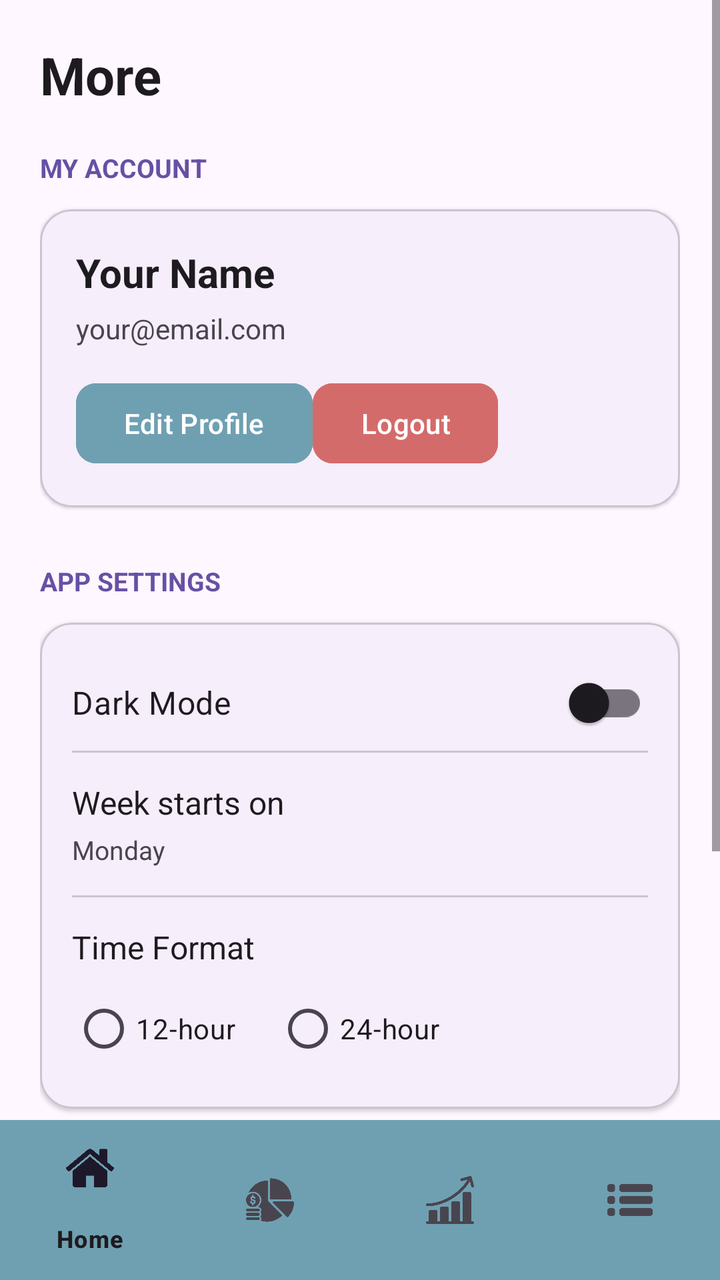
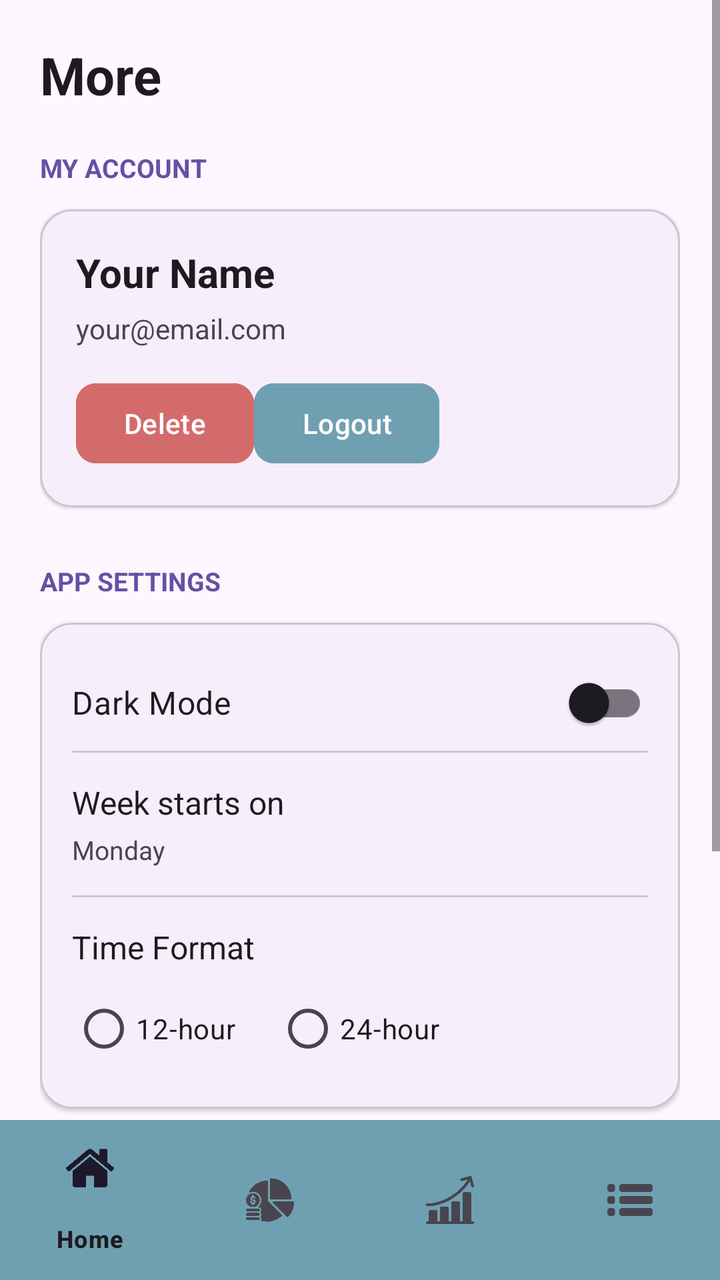

An Android layout rendered at two revisions. The XML below is the earlier revision; the diff shows what the commit changed to produce the second picture.
<!-- AndroidManifest.xml: application theme Theme.ExpenseTracker -->
<!-- res/layout/activity_more.xml -->
<?xml version="1.0" encoding="utf-8"?>
<LinearLayout xmlns:android="http://schemas.android.com/apk/res/android"
    xmlns:app="http://schemas.android.com/apk/res-auto"
    xmlns:tools="http://schemas.android.com/tools"
    android:id="@+id/main"
    android:layout_width="match_parent"
    android:layout_height="match_parent"
    android:orientation="vertical"
    android:background="?attr/colorSurface"
    tools:context=".More">

    <ScrollView
        android:layout_width="match_parent"
        android:layout_height="0dp"
        android:layout_weight="1"
        android:fillViewport="true">

        <LinearLayout
            android:layout_width="match_parent"
            android:layout_height="wrap_content"
            android:orientation="vertical"
            android:padding="20dp">

            <TextView
                android:layout_width="match_parent"
                android:layout_height="wrap_content"
                android:text="More"
                android:textSize="26sp"
                android:textStyle="bold"
                android:textColor="?attr/colorOnSurface"
                android:layout_marginBottom="20dp" />

            <TextView
                android:layout_width="wrap_content"
                android:layout_height="wrap_content"
                android:text="MY ACCOUNT"
                android:textSize="13sp"
                android:textStyle="bold"
                android:textColor="?attr/colorPrimary"
                android:layout_marginBottom="12dp" />

            <com.google.android.material.card.MaterialCardView
                android:layout_width="match_parent"
                android:layout_height="wrap_content"
                app:cardCornerRadius="16dp"
                app:cardElevation="1dp"
                app:strokeWidth="1dp"
                app:strokeColor="?attr/colorOutlineVariant"
                app:cardBackgroundColor="?attr/colorSurface">

                <LinearLayout
                    android:layout_width="match_parent"
                    android:layout_height="wrap_content"
                    android:orientation="vertical"
                    android:padding="18dp">

                    <TextView
                        android:id="@+id/tvName"
                        android:layout_width="match_parent"
                        android:layout_height="wrap_content"
                        android:text="Your Name"
                        android:textSize="20sp"
                        android:textStyle="bold"
                        android:textColor="?attr/colorOnSurface" />

                    <TextView
                        android:id="@+id/tvEmail"
                        android:layout_width="match_parent"
                        android:layout_height="wrap_content"
                        android:layout_marginTop="5dp"
                        android:text="your@email.com"
                        android:textSize="14sp"
                        android:textColor="?attr/colorOnSurfaceVariant" />
<LinearLayout
    android:layout_width="match_parent"
    android:layout_height="wrap_content"
    android:orientation="horizontal">
                    <Button
                        android:id="@+id/btnEditProfile"
                        android:layout_width="wrap_content"
                        android:layout_height="wrap_content"
                        android:layout_marginTop="14dp"
                        android:text="Edit Profile"
                        android:layout_marginHorizontal="@dimen/_10sdp"
                        android:backgroundTint="#6FA0B1"
                        app:cornerRadius="10dp" />

    <Button
        android:id="@+id/btnEditProfile"
        android:layout_width="wrap_content"
        android:layout_height="wrap_content"
        android:layout_marginTop="14dp"
        android:text="Logout"
        android:backgroundTint="@color/expense_red"
        app:cornerRadius="10dp" />
</LinearLayout>
                </LinearLayout>

            </com.google.android.material.card.MaterialCardView>

            <TextView
                android:layout_width="wrap_content"
                android:layout_height="wrap_content"
                android:text="APP SETTINGS"
                android:textSize="13sp"
                android:textStyle="bold"
                android:textColor="?attr/colorPrimary"
                android:layout_marginTop="28dp"
                android:layout_marginBottom="12dp" />

            <com.google.android.material.card.MaterialCardView
                android:layout_width="match_parent"
                android:layout_height="wrap_content"
                app:cardCornerRadius="16dp"
                app:cardElevation="1dp"
                app:strokeWidth="1dp"
                app:strokeColor="?attr/colorOutlineVariant"
                app:cardBackgroundColor="?attr/colorSurface">

                <LinearLayout
                    android:layout_width="match_parent"
                    android:layout_height="wrap_content"
                    android:orientation="vertical"
                    android:padding="16dp">

                    <com.google.android.material.switchmaterial.SwitchMaterial
                        android:id="@+id/switchDark"
                        android:layout_width="match_parent"
                        android:layout_height="wrap_content"
                        android:text="Dark Mode"
                        android:textSize="16sp"
                        android:textColor="?attr/colorOnSurface"
                        android:paddingVertical="8dp" />

                    <View
                        android:layout_width="match_parent"
                        android:layout_height="1dp"
                        android:background="?attr/colorOutlineVariant" />

                    
                    <LinearLayout
                        android:id="@+id/rowWeekStart"
                        android:layout_width="match_parent"
                        android:layout_height="wrap_content"
                        android:orientation="vertical"
                        android:paddingVertical="14dp"
                        android:background="?attr/selectableItemBackground"
                        android:clickable="true"
                        android:focusable="true">

                        <TextView
                            android:layout_width="wrap_content"
                            android:layout_height="wrap_content"
                            android:text="Week starts on"
                            android:textSize="16sp"
                            android:textColor="?attr/colorOnSurface" />

                        <TextView
                            android:id="@+id/tvWeekStart"
                            android:layout_width="wrap_content"
                            android:layout_height="wrap_content"
                            android:layout_marginTop="4dp"
                            android:text="Monday"
                            android:textSize="13sp"
                            android:textColor="?attr/colorOnSurfaceVariant" />

                    </LinearLayout>

                    <View
                        android:layout_width="match_parent"
                        android:layout_height="1dp"
                        android:background="?attr/colorOutlineVariant" />

                    
                    <TextView
                        android:layout_width="wrap_content"
                        android:layout_height="wrap_content"
                        android:text="Time Format"
                        android:textSize="16sp"
                        android:textColor="?attr/colorOnSurface"
                        android:layout_marginTop="14dp" />

                    <RadioGroup
                        android:id="@+id/rgTimeFormat"
                        android:layout_width="match_parent"
                        android:layout_height="wrap_content"
                        android:orientation="horizontal"
                        android:layout_marginTop="6dp">

                        <RadioButton
                            android:id="@+id/rb12"
                            android:layout_width="wrap_content"
                            android:layout_height="wrap_content"
                            android:text="12-hour"
                            android:textSize="14sp" />

                        <RadioButton
                            android:id="@+id/rb24"
                            android:layout_width="wrap_content"
                            android:layout_height="wrap_content"
                            android:text="24-hour"
                            android:textSize="14sp"
                            android:layout_marginStart="20dp" />

                    </RadioGroup>

                </LinearLayout>

            </com.google.android.material.card.MaterialCardView>

            <TextView
                android:layout_width="wrap_content"
                android:layout_height="wrap_content"
                android:text="ABOUT"
                android:textSize="13sp"
                android:textStyle="bold"
                android:textColor="?attr/colorPrimary"
                android:layout_marginTop="28dp"
                android:layout_marginBottom="12dp" />

            <com.google.android.material.card.MaterialCardView
                android:layout_width="match_parent"
                android:layout_height="wrap_content"
                app:cardCornerRadius="16dp"
                app:cardElevation="1dp"
                app:strokeWidth="1dp"
                app:strokeColor="?attr/colorOutlineVariant"
                app:cardBackgroundColor="?attr/colorSurface">

                <LinearLayout
                    android:layout_width="match_parent"
                    android:layout_height="wrap_content"
                    android:orientation="vertical"
                    android:padding="16dp">

                    <TextView
                        android:layout_width="match_parent"
                        android:layout_height="wrap_content"
                        android:text="Expense Tracker"
                        android:textSize="16sp"
                        android:textStyle="bold"
                        android:textColor="?attr/colorOnSurface" />

                    <TextView
                        android:layout_width="match_parent"
                        android:layout_height="wrap_content"
                        android:text="Manage your income and expenses easily."
                        android:textSize="13sp"
                        android:textColor="?attr/colorOnSurfaceVariant"
                        android:layout_marginTop="5dp" />

                    <TextView
                        android:layout_width="match_parent"
                        android:layout_height="wrap_content"
                        android:text="Version 1.0"
                        android:textSize="12sp"
                        android:textColor="?attr/colorOnSurfaceVariant"
                        android:layout_marginTop="12dp" />

                </LinearLayout>

            </com.google.android.material.card.MaterialCardView>


        </LinearLayout>
    </ScrollView>

    
    <include layout="@layout/activity_navbar" />
</LinearLayout>
<!-- res/layout/activity_navbar.xml (included above) -->
<?xml version="1.0" encoding="utf-8"?>
<com.google.android.material.bottomnavigation.BottomNavigationView
    xmlns:android="http://schemas.android.com/apk/res/android"
    xmlns:app="http://schemas.android.com/apk/res-auto"
    android:id="@+id/bottom_nav"
    android:layout_width="match_parent"
    android:layout_height="wrap_content"
    android:background="#6FA0B1"
    app:menu="@menu/navbar_btn" />
<!-- resources referenced by this layout -->
<resources>
  <color name="expense_red">#D46B6B</color>
  <style name="Theme.ExpenseTracker" parent="Base.Theme.ExpenseTracker" />
  <style name="Base.Theme.ExpenseTracker" parent="Theme.Material3.DayNight.NoActionBar">
          
          
      </style>
</resources>

<!-- the commit's change to res/layout/activity_more.xml (unified diff, before → after) -->
@@ -55,7 +55,7 @@
                     android:padding="18dp">
 
                     <TextView
-                        android:id="@+id/tvName"
+                        android:id="@+id/more_name"
                         android:layout_width="match_parent"
                         android:layout_height="wrap_content"
                         android:text="Your Name"
@@ -71,29 +71,29 @@
                         android:text="your@email.com"
                         android:textSize="14sp"
                         android:textColor="?attr/colorOnSurfaceVariant" />
-<LinearLayout
-    android:layout_width="match_parent"
-    android:layout_height="wrap_content"
-    android:orientation="horizontal">
+                <LinearLayout
+                    android:layout_width="match_parent"
+                    android:layout_height="wrap_content"
+                    android:orientation="horizontal">
                     <Button
-                        android:id="@+id/btnEditProfile"
+                        android:id="@+id/more_delete"
                         android:layout_width="wrap_content"
                         android:layout_height="wrap_content"
                         android:layout_marginTop="14dp"
-                        android:text="Edit Profile"
+                        android:text="Delete"
                         android:layout_marginHorizontal="@dimen/_10sdp"
-                        android:backgroundTint="#6FA0B1"
+                        android:backgroundTint="@color/expense_red"
                         app:cornerRadius="10dp" />
-
-    <Button
-        android:id="@+id/btnEditProfile"
-        android:layout_width="wrap_content"
-        android:layout_height="wrap_content"
-        android:layout_marginTop="14dp"
-        android:text="Logout"
-        android:backgroundTint="@color/expense_red"
-        app:cornerRadius="10dp" />
-</LinearLayout>
+                    <Button
+                        android:id="@+id/more_logoutbtn"
+                        android:layout_width="wrap_content"
+                        android:layout_height="wrap_content"
+                        android:layout_marginTop="14dp"
+                        android:text="Logout"
+                        android:backgroundTint="@color/primary"
+                        app:cornerRadius="10dp" />
+
+                </LinearLayout>
                 </LinearLayout>
 
             </com.google.android.material.card.MaterialCardView>
<!-- resource entries referenced after the edit -->
@@ -1,6 +1,7 @@
 <!-- resources referenced by this layout -->
 <resources>
   <color name="expense_red">#D46B6B</color>
+  <color name="primary">#6FA0B1</color>
   <style name="Theme.ExpenseTracker" parent="Base.Theme.ExpenseTracker" />
   <style name="Base.Theme.ExpenseTracker" parent="Theme.Material3.DayNight.NoActionBar">
           
